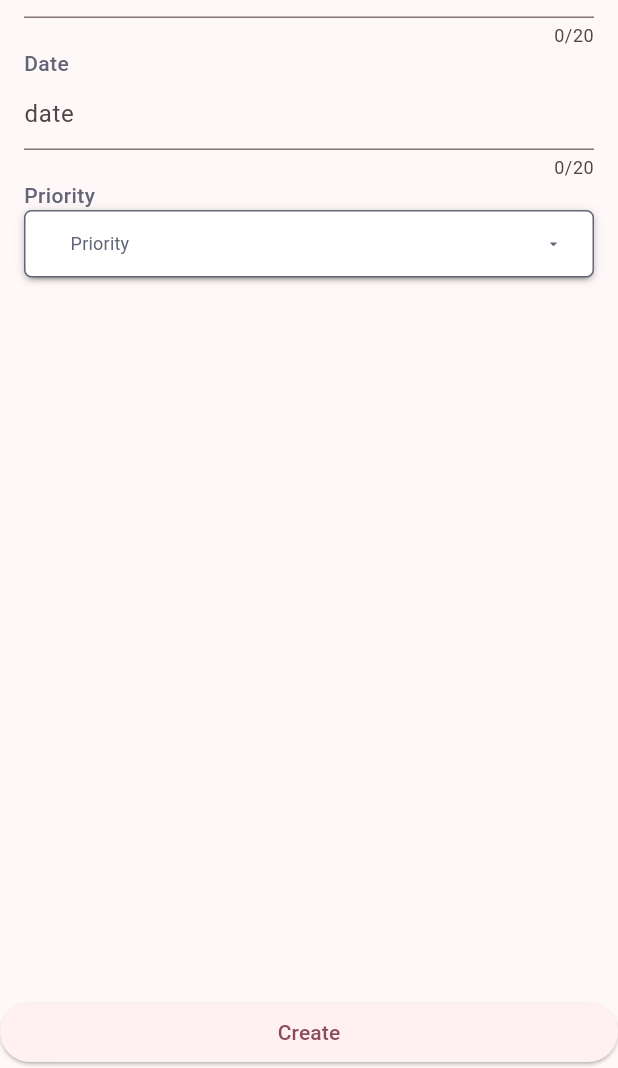
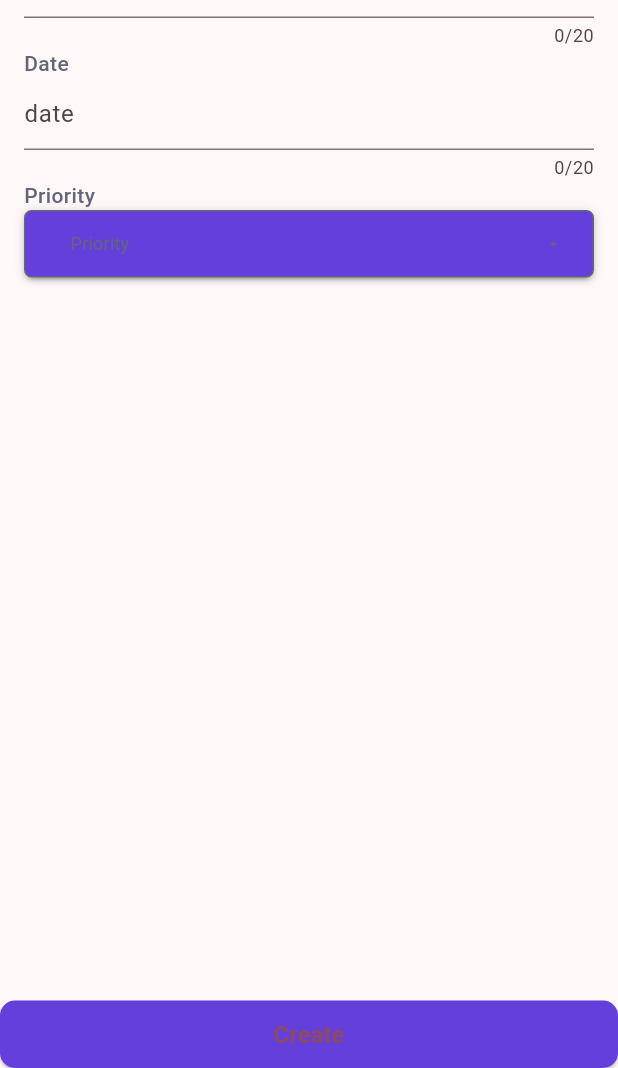
Before and after one commit to Madhushani-29/To-Do-App, a Flutter app: the TodoCreateScreen screen opened directly, on a phone screen of 412 x 824 dp, the part 168-1236 px from its top. Run offline on Flutter 3.47's test engine with Material 3 defaults, Android fonts, the phone set to English and light mode, and no system bars; drawn by our look-alikes of dropdown_button2; our stand-ins replace bloc, buttons_tabbar, cloud_firestore, dartz, equatable, firebase_core and 3 more; accounts and stored records are empty.

Commit message:
create button styles

```diff
--- a/lib/core/constants/color.dart
+++ b/lib/core/constants/color.dart
@@ -1,6 +1,16 @@
 import 'package:flutter/material.dart';
 
 class AppColors {
+  /*background colors*/
+
+  /*font colors*/
+
+  /*textformfield colors*/
+
+  /*button colors*/
+  static const Color primaryButtonBackgroundColor = Color(0xff643FDB);
+  static const Color primaryButtonFontColor = Color(0xffffffff);
+
   // white background
   static const Color primaryBackgroundColor = Color(0xffffffff);
 
@@ -61,9 +71,6 @@ class AppColors {
   //page title font color
   static const Color pageTitleFontColor = Color(0xFF2A2A2A);
 
-  // button background color
-  static const Color primaryButtonBackgroundColor = Color(0xffffffff);
-
   // divider color
   static const Color dividerColor = Color(0x80d9d9d9);
 
--- a/lib/src/task/presentation/screens/add_todo_screen.dart
+++ b/lib/src/task/presentation/screens/add_todo_screen.dart
@@ -168,7 +168,19 @@ class _TodoCreateScreenState extends State<TodoCreateScreen> {
           ],
         ),
       ),
-      bottomNavigationBar: ElevatedButton(
+      bottomNavigationBar: SizedBox(
+        height: 45,
+        child: ElevatedButton(
+          style: ElevatedButton.styleFrom(
+            backgroundColor: AppColors.primaryButtonBackgroundColor,
+            textStyle: const TextStyle(
+                fontSize: 16,
+                fontWeight: FontWeight.w600,
+                color: AppColors.buttonTextColor),
+            shape: RoundedRectangleBorder(
+              borderRadius: BorderRadius.circular(10),
+            ),
+          ),
           onPressed: () {
             TodoData todo = TodoData(
               id: '',
@@ -181,6 +193,7 @@ class _TodoCreateScreenState extends State<TodoCreateScreen> {
           },
           child: const Text(AppStrings.createButtonHint),
         ),
+      ),
     );
   }
 }
--- a/pubspec.yaml
+++ b/pubspec.yaml
@@ -18,7 +18,7 @@ dependencies:
   buttons_tabbar: ^1.3.8
   dropdown_button2: ^2.3.9
   flutter_svg: ^2.0.10+1
-  cloud_firestore: ^4.15.6
+  cloud_firestore: ^4.15.8
   mockito: ^5.4.4
   flutter_bloc: ^8.1.4
   get_it: ^7.6.7
```
Also changed, not shown: pubspec.lock, 1 other file. Lines whose indentation alone changed are shown as unchanged.
